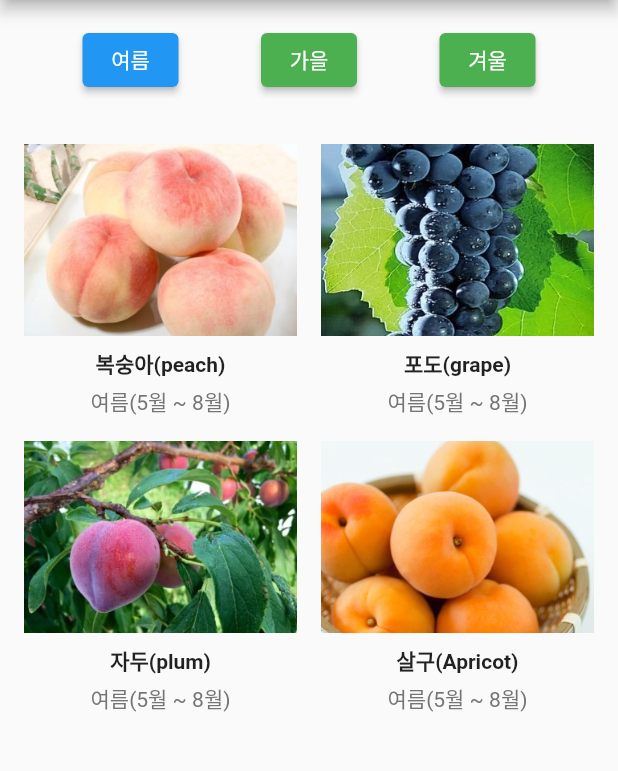
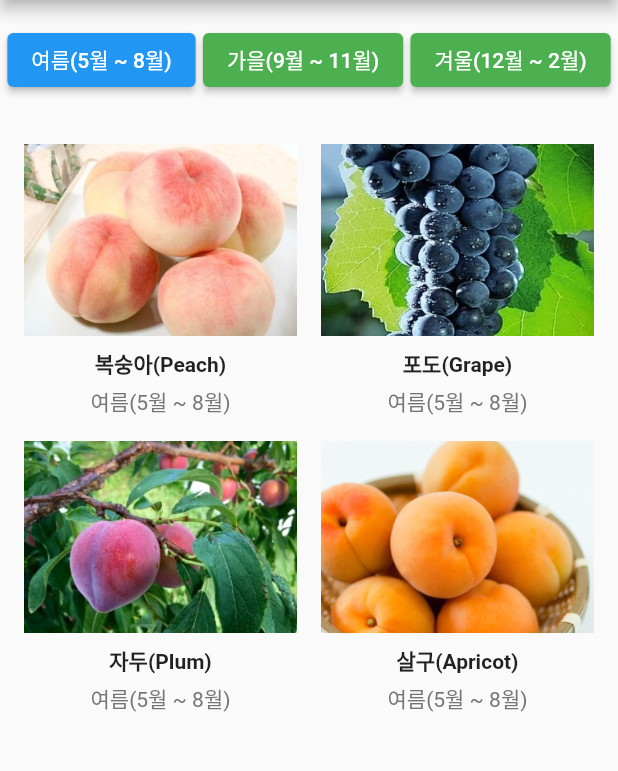
Before and after one commit to LYB9736/season1, a Flutter app: the screen it shows after launch, on a phone screen of 412 x 824 dp, the part 84-855 px from its top. Run offline on Flutter 3.47's test engine with Material 2 defaults, Android fonts, the phone set to English and light mode, and no system bars.

Commit message:
겨울 과일추가

```diff
--- a/lib/main.dart
+++ b/lib/main.dart
@@ -20,20 +20,20 @@ class Fruit {
 
 final fruits = [
   Fruit(
-    name: '복숭아(peach)',
+    name: '복숭아(Peach)',
     season: '여름(5월 ~ 8월)',
     image: 'images/peach.jpg',
     description: '개요 : 복숭아는 대표적인 여름 제철 과일이다.\n'
         '상세 : ',
   ),
   Fruit(
-    name: '포도(grape)',
+    name: '포도(Grape)',
     season: '여름(5월 ~ 8월)',
     image: 'images/grape.jpg',
     description: '복숭아는 대표적인 여름 제철 과일이다.',
   ),
   Fruit(
-    name: '자두(plum)',
+    name: '자두(Plum)',
     season: '여름(5월 ~ 8월)',
     image: 'images/plum.jpg',
     description: '복숭아는 대표적인 여름 제철 과일이다.',
@@ -45,13 +45,13 @@ final fruits = [
     description: '복숭아는 대표적인 여름 제철 과일이다.',
   ),
   Fruit(
-    name: '사과(apple)',
+    name: '사과(Apple)',
     season: '가을(9월 ~ 11월)',
     image: 'images/apple.jpg',
     description: '사과는 대표적인 가을 제철 과일이다.',
   ),
   Fruit(
-    name: '배(pear)',
+    name: '배(Pear)',
     season: '가을(9월 ~ 11월)',
     image: 'images/pear.jpg',
     description: '사과는 대표적인 가을 제철 과일이다.',
@@ -66,6 +66,18 @@ final fruits = [
     name: '무화과(Fig)',
     season: '가을(9월 ~ 11월)',
     image: 'images/fig.jpg',
+    description: '사과는 대표적인 가을 제철 과일이다.',
+  ),
+  Fruit(
+    name: '귤(Mandarin)',
+    season: '겨울(12월 ~ 2월)',
+    image: 'images/mandarin.jpg',
+    description: '사과는 대표적인 가을 제철 과일이다.',
+  ),
+  Fruit(
+    name: '유자(Yuzu)',
+    season: '겨울(12월 ~ 2월)',
+    image: 'images/yuzu.jpg',
     description: '사과는 대표적인 가을 제철 과일이다.',
   ),
 ];
@@ -112,7 +124,7 @@ class _HomeScreenState extends State<HomeScreen> {
               mainAxisAlignment: MainAxisAlignment.spaceEvenly,
               children: [
                 SeasonButton(
-                  text: '여름',
+                  text: '여름(5월 ~ 8월)',
                   isSelected: selectedSeason == '여름(5월 ~ 8월)',
                   onPressed: () {
                     setState(() {
@@ -121,7 +133,7 @@ class _HomeScreenState extends State<HomeScreen> {
                   },
                 ),
                 SeasonButton(
-                  text: '가을',
+                  text: '가을(9월 ~ 11월)',
                   isSelected: selectedSeason == '가을(9월 ~ 11월)',
                   onPressed: () {
                     setState(() {
@@ -130,7 +142,7 @@ class _HomeScreenState extends State<HomeScreen> {
                   },
                 ),
                 SeasonButton(
-                  text: '겨울',
+                  text: '겨울(12월 ~ 2월)',
                   isSelected: selectedSeason == '겨울(12월 ~ 2월)',
                   onPressed: () {
                     setState(() {
--- a/pubspec.yaml
+++ b/pubspec.yaml
@@ -69,6 +69,8 @@ flutter:
     - images/peach2.jpg
     - images/persimmon.jpg
     - images/fig.jpg
+    - images/mandarin.jpg
+    - images/yuzu.jpg
 
   # An image asset can refer to one or more resolution-specific "variants", see
   # https://flutter.dev/assets-and-images/#resolution-aware
```
Also changed, not shown: pubspec.lock.
